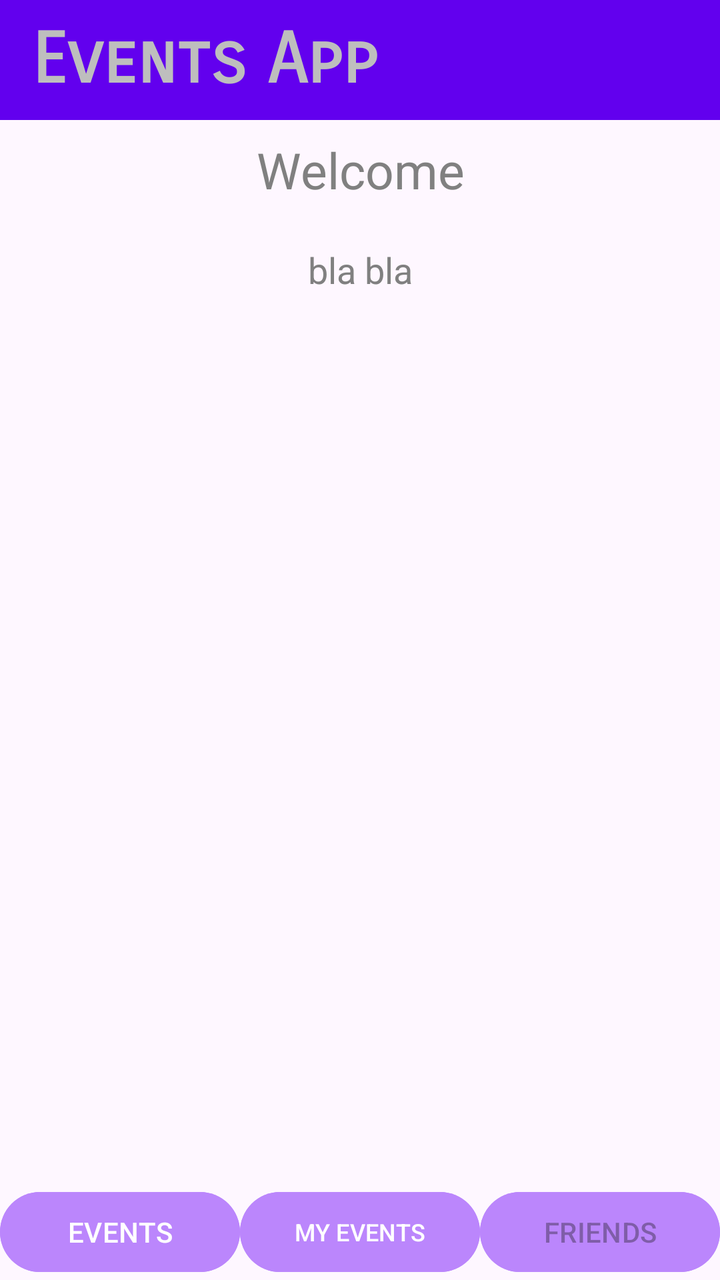
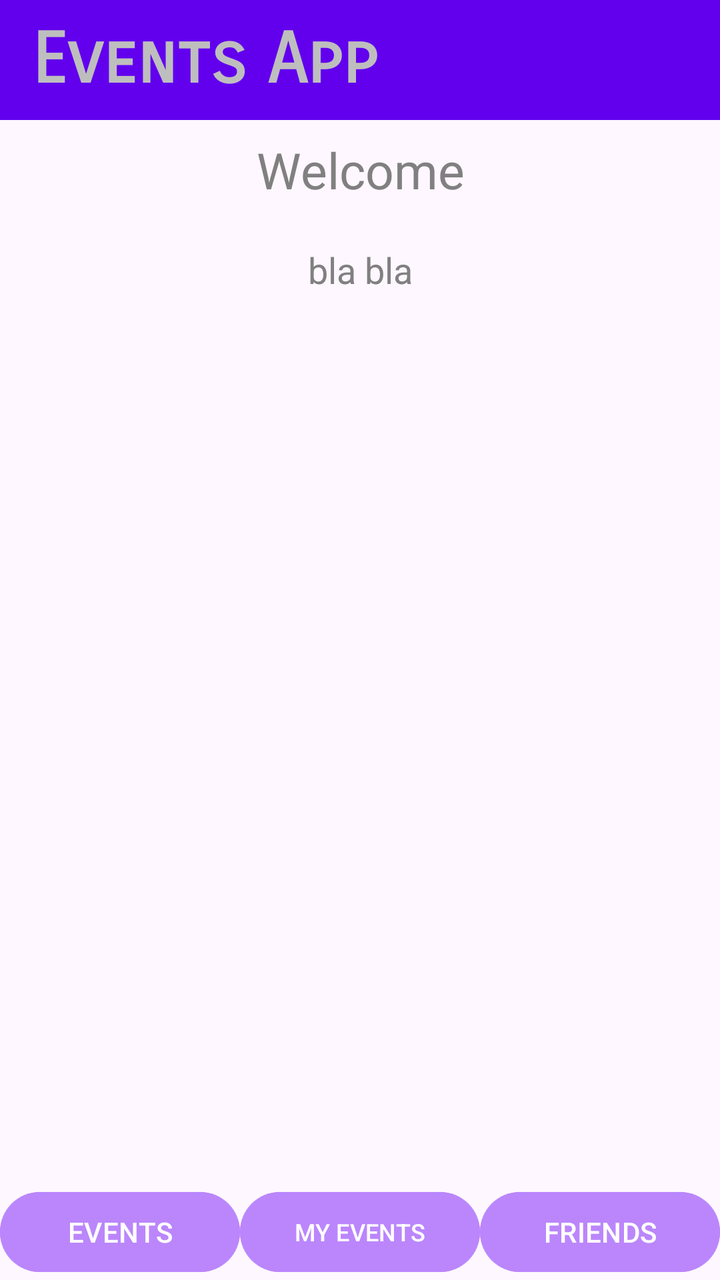

An Android layout rendered at two revisions. The XML below is the earlier revision; the diff shows what the commit changed to produce the second picture.
<!-- AndroidManifest.xml: application theme Theme.EventsApp -->
<!-- res/layout/activity_events.xml -->
<?xml version="1.0" encoding="utf-8"?>
<androidx.constraintlayout.widget.ConstraintLayout
    xmlns:android="http://schemas.android.com/apk/res/android"
    xmlns:app="http://schemas.android.com/apk/res-auto"
    xmlns:tools="http://schemas.android.com/tools"
    android:id="@+id/EventsActivity"
    android:layout_width="match_parent"
    android:layout_height="match_parent"
    android:layout_marginTop="20dp"
    tools:context=".EventsActivity"
    >
    <include
        layout="@layout/header"
        android:id="@+id/header"
        app:layout_constraintTop_toTopOf="parent"
        app:layout_constraintStart_toStartOf="parent"
        app:layout_constraintEnd_toEndOf="parent"
        >
    </include>
    
    <TextView
        android:id="@+id/welcome"
        android:layout_width="match_parent"
        android:layout_height="50sp"
        android:text="@string/evnts_welcome"
        android:gravity="center"
        android:textSize="25sp"
        android:textColor="@color/siva"
        app:layout_constraintTop_toBottomOf="@id/header"
        app:layout_constraintStart_toStartOf="parent"
        app:layout_constraintEnd_toEndOf="parent"
        >
    </TextView>

    
    <TextView
        android:id="@+id/id_events_activity_subtitle"
        android:layout_width="match_parent"
        android:layout_height="50dp"
        android:text="bla bla"
        android:gravity="center"
        android:textSize="18sp"
        android:textColor="@color/siva"
        app:layout_constraintTop_toBottomOf="@id/welcome"
        app:layout_constraintStart_toStartOf="parent"
        app:layout_constraintEnd_toEndOf="parent"
        >
    </TextView>

    
    <FrameLayout
        android:id="@+id/id_kontejner_fragmenata"
        android:layout_width="0dp"
        android:layout_height="0dp"
        app:layout_constraintTop_toBottomOf="@+id/id_events_activity_subtitle"
        app:layout_constraintBottom_toTopOf="@+id/btn_events"
        app:layout_constraintStart_toStartOf="parent"
        app:layout_constraintEnd_toEndOf="parent"
        android:backgroundTint="@color/siva_svetlija"
        >
    </FrameLayout>


    <Button
        android:id="@+id/btn_events"
        android:layout_width="0dp"
        android:layout_height="wrap_content"
        android:layout_weight="1"
        android:text="@string/btn_events"
        android:backgroundTint="@color/ljubicasta_svetlija"

        app:layout_constraintBottom_toBottomOf="parent"
        app:layout_constraintStart_toStartOf="parent"
        app:layout_constraintEnd_toStartOf="@+id/btn_myevents"
        >
    </Button>
    <Button
        android:id="@+id/btn_myevents"
        android:layout_width="0dp"
        android:layout_height="wrap_content"
        android:layout_weight="1"
        android:text="@string/btn_myevents"
        android:textSize="12sp"
        android:backgroundTint="@color/ljubicasta_svetlija"

        app:layout_constraintBottom_toBottomOf="parent"
        app:layout_constraintStart_toEndOf="@id/btn_events"
        app:layout_constraintEnd_toStartOf="@+id/btn_friends"
        >
    </Button>
    <Button
        android:id="@+id/btn_friends"
        android:layout_width="0dp"
        android:layout_height="wrap_content"
        android:layout_weight="1"
        android:text="@string/btn_friends"
        android:backgroundTint="@color/ljubicasta_svetlija"
        android:enabled="false"

        app:layout_constraintBottom_toBottomOf="parent"
        app:layout_constraintStart_toEndOf="@id/btn_myevents"
        app:layout_constraintEnd_toEndOf="parent"
        >
    </Button>

</androidx.constraintlayout.widget.ConstraintLayout>
<!-- res/layout/header.xml (included above) -->
<?xml version="1.0" encoding="utf-8"?>
<LinearLayout
    xmlns:android="http://schemas.android.com/apk/res/android"
    xmlns:app="http://schemas.android.com/apk/res-auto"
    xmlns:tools="http://schemas.android.com/tools"
    android:id="@+id/header"
    android:layout_width="match_parent"
    android:layout_height="60dp"
    android:background="@color/ljubicasta_tamnija"
    android:orientation="horizontal"
    android:paddingStart="16dp"
    android:layout_marginTop="20dp"
    tools:ignore="RtlSymmetry">

    <TextView
        android:layout_height="wrap_content"
        android:layout_width="wrap_content"
        android:text="@string/app_name"
        android:textColor="@color/siva_svetlija"
        android:textSize="35sp"
        android:fontFamily="sans-serif-smallcaps"
        android:textStyle="bold"
        android:layout_gravity="center_vertical"
        />



</LinearLayout>
<!-- resources referenced by this layout -->
<resources>
  <color name="ljubicasta_svetlija">#FFBB86FC</color>
  <color name="ljubicasta_tamnija">#FF6200EE</color>
  <color name="siva">#808080</color>
  <color name="siva_svetlija">#BEBEBE</color>
  <string name="app_name">Events App</string>
  <string name="btn_events">EVENTS</string>
  <string name="btn_friends">FRIENDS</string>
  <string name="btn_myevents">MY EVENTS</string>
  <string name="evnts_welcome">Welcome</string>
  <style name="Theme.EventsApp" parent="Base.Theme.EventsApp" />
  <style name="Base.Theme.EventsApp" parent="Theme.Material3.DayNight.NoActionBar">
          
          
      </style>
</resources>

<!-- the commit's change to res/layout/activity_events.xml (unified diff, before → after) -->
@@ -95,7 +95,6 @@
         android:layout_weight="1"
         android:text="@string/btn_friends"
         android:backgroundTint="@color/ljubicasta_svetlija"
-        android:enabled="false"
 
         app:layout_constraintBottom_toBottomOf="parent"
         app:layout_constraintStart_toEndOf="@id/btn_myevents"
